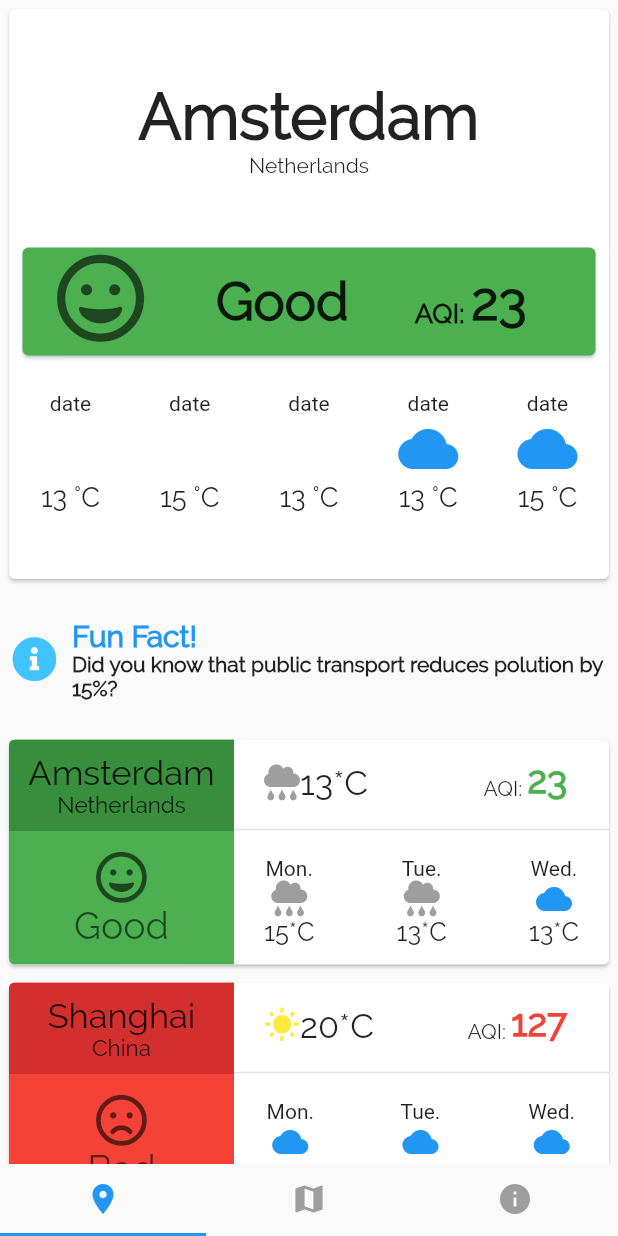
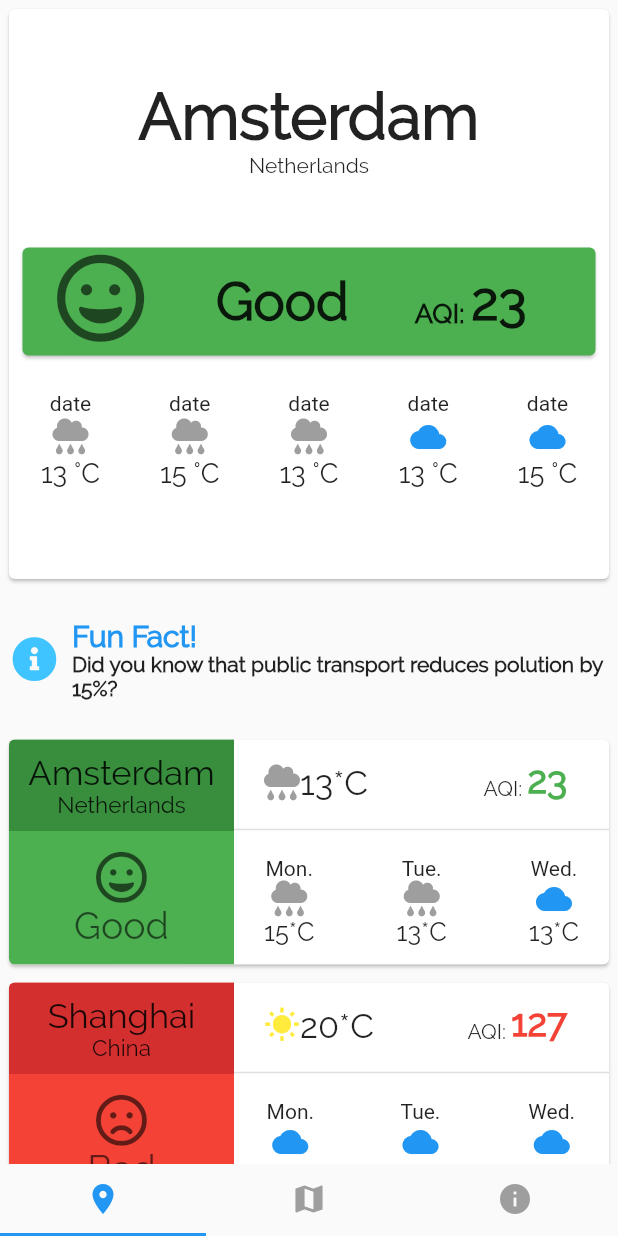
Before and after one commit to alexpavelm/SpaceAppsProject, a Flutter app: the BottomNavBar screen opened directly, on a phone screen of 412 x 824 dp. Run offline on Flutter 3.47's test engine with Material 2 defaults, Android fonts, the phone set to English and light mode, and no system bars; drawn by our look-alikes of auto_size_text; our stand-ins replace font_awesome_flutter, google_maps_flutter.

Commit message:
Merge branch 'master' of https://github.com/alexpavelm/SpaceAppsProject
# Conflicts:
#	lib/GlobalData.dart
#	pubspec.lock

```diff
--- a/lib/CurrentLocation.dart
+++ b/lib/CurrentLocation.dart
@@ -124,7 +124,6 @@ class CurrentLocationState extends State<CurrentLocation> {
                           crossAxisAlignment: CrossAxisAlignment.stretch,
                           children: <Widget>[
                             Container(
-                              height: 190,
                               width: 72,
                               child: Column(
                                 mainAxisAlignment: MainAxisAlignment.start,
@@ -132,7 +131,7 @@ class CurrentLocationState extends State<CurrentLocation> {
                                   Text("date"),
                                   Padding(
                                     padding: const EdgeInsets.all(2),
-                                    child: getWeatherIcon(
+                                    child: globalData.getWeatherIcon(
                                         globalData.mainCity.weatherData.weather[0]),
                                   ),
                                   Text(
@@ -148,7 +147,6 @@ class CurrentLocationState extends State<CurrentLocation> {
                               ),
                             ),
                             Container(
-                              height: 190,
                               width: 72,
                               child: Column(
                                 mainAxisAlignment: MainAxisAlignment.start,
@@ -156,7 +154,7 @@ class CurrentLocationState extends State<CurrentLocation> {
                                   Text("date"),
                                   Padding(
                                     padding: const EdgeInsets.all(2),
-                                    child: getWeatherIcon(
+                                    child: globalData.getWeatherIcon(
                                         globalData.mainCity.weatherData.weather[1]),
                                   ),
                                   Text(
@@ -172,7 +170,6 @@ class CurrentLocationState extends State<CurrentLocation> {
                               ),
                             ),
                             Container(
-                              height: 190,
                               width: 72,
                               child: Column(
                                 mainAxisAlignment: MainAxisAlignment.start,
@@ -180,7 +177,7 @@ class CurrentLocationState extends State<CurrentLocation> {
                                   Text("date"),
                                   Padding(
                                     padding: const EdgeInsets.all(2),
-                                    child: getWeatherIcon(
+                                    child: globalData.getWeatherIcon(
                                         globalData.mainCity.weatherData.weather[2]),
                                   ),
                                   Text(
@@ -196,7 +193,6 @@ class CurrentLocationState extends State<CurrentLocation> {
                               ),
                             ),
                             Container(
-                              height: 190,
                               width: 72,
                               child: Column(
                                 mainAxisAlignment: MainAxisAlignment.start,
@@ -204,7 +200,7 @@ class CurrentLocationState extends State<CurrentLocation> {
                                   Text("date"),
                                   Padding(
                                     padding: const EdgeInsets.all(2.0),
-                                    child: getWeatherIcon(
+                                    child: globalData.getWeatherIcon(
                                         globalData.mainCity.weatherData.weather[3]),
                                   ),
                                   Text(
@@ -220,7 +216,6 @@ class CurrentLocationState extends State<CurrentLocation> {
                               ),
                             ),
                             Container(
-                              height: 190,
                               width: 72,
                               child: Column(
                                 mainAxisAlignment: MainAxisAlignment.start,
@@ -228,7 +223,7 @@ class CurrentLocationState extends State<CurrentLocation> {
                                   Text("date"),
                                   Padding(
                                     padding: const EdgeInsets.all(2.0),
-                                    child: getWeatherIcon(
+                                    child: globalData.getWeatherIcon(
                                         globalData.mainCity.weatherData.weather[4]),
                                   ),
                                   Text(
@@ -257,39 +252,6 @@ class CurrentLocationState extends State<CurrentLocation> {
     );
   }
 
-  Icon getWeatherIcon(String weather) {
-    switch (weather) {
-      case "sunny":
-        return Icon(
-          Icons.wb_sunny,
-          color: Colors.yellow,
-          size: 40,
-        );
-        break;
-      case "cloudy":
-        return Icon(
-          Icons.wb_cloudy,
-          color: Colors.blue,
-          size: 40,
-        );
-        break;
-      case "rainy":
-        return Icon(
-          Icons.grain,
-          color: Colors.white,
-          size: 40,
-        );
-        break;
-      default:
-        return Icon(
-          Icons.wb_sunny,
-          color: Colors.yellow,
-          size: 40,
-        );
-        break;
-    }
-  }
-
   Widget buildWeather(String data) {
     return Text(data);
   }
```
Also changed, not shown: lib/ExpandedCardView.dart (+7 -3 lines), lib/MyMap.dart (+25 -12 lines).
